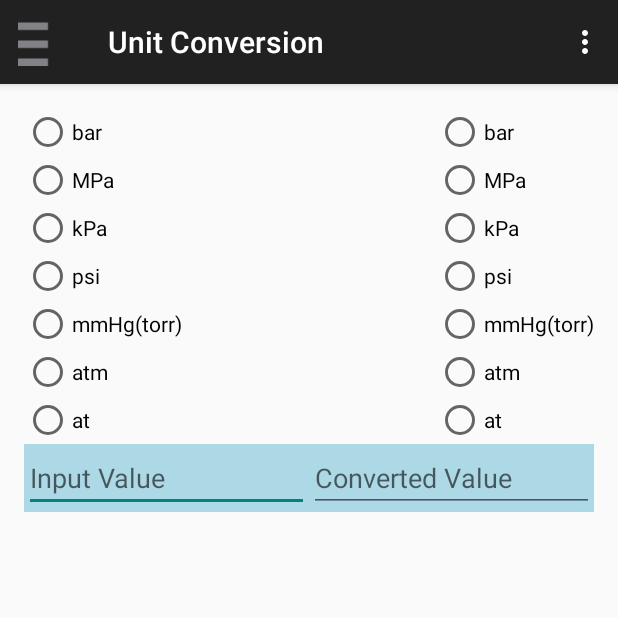
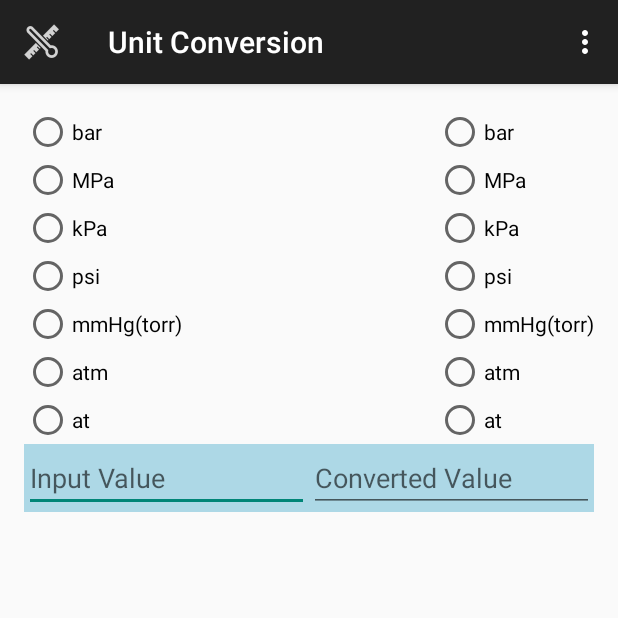
Before and after one commit to chris-wituchowski/UnitConversion, an Android app: the screen it shows after launch (MainActivity), on a phone screen of 412 x 824 dp, the top half of it. Run offline under Robolectric (Android 15) with nearby library versions, the phone set to English and light mode, and no system bars.

Commit message:
Added change unit type and app icons.

```diff
--- a/app/src/main/java/com/example/chris/unitconversion/MainActivity.java
+++ b/app/src/main/java/com/example/chris/unitconversion/MainActivity.java
@@ -43,7 +43,7 @@ public class MainActivity extends AppCompatActivity implements AdapterView.OnIte
         mDrawerList = (ListView) findViewById(R.id.left_drawer);
         mToolBar = (Toolbar) findViewById(R.id.action_bar);
 
-        mToolBar.setNavigationIcon(R.drawable.ic_drawer);
+        mToolBar.setNavigationIcon(R.drawable.ic_action_name);
 
         getSupportActionBar().setDisplayHomeAsUpEnabled(false);
         getSupportActionBar().setHomeButtonEnabled(false);
--- a/app/src/main/res/menu/menu_main.xml
+++ b/app/src/main/res/menu/menu_main.xml
@@ -7,6 +7,7 @@
         <menu
             android:id="@+id/precision_settings"
             android:orderInCategory="100"
+            android:icon="@drawable/ic_action_name"
             android:title="@string/change_precision">
         </menu>
     </item>
```
Also changed, not shown: app/src/main/ic_drawer-web.png (added), app/src/main/ic_launcher-web.png (added), app/src/main/res/drawable-hdpi/ic_action_name.png (added), app/src/main/res/drawable-mdpi/ic_action_name.png (added), app/src/main/res/drawable-xhdpi/ic_action_name.png (added), app/src/main/res/drawable-xxhdpi/ic_action_name.png (added), app/src/main/res/mipmap-hdpi/ic_launcher.png, app/src/main/res/mipmap-mdpi/ic_launcher.png, app/src/main/res/mipmap-xhdpi/ic_launcher.png, app/src/main/res/mipmap-xxhdpi/ic_launcher.png, app/src/main/res/mipmap-xxxhdpi/ic_launcher.png (added), 2 other files.
